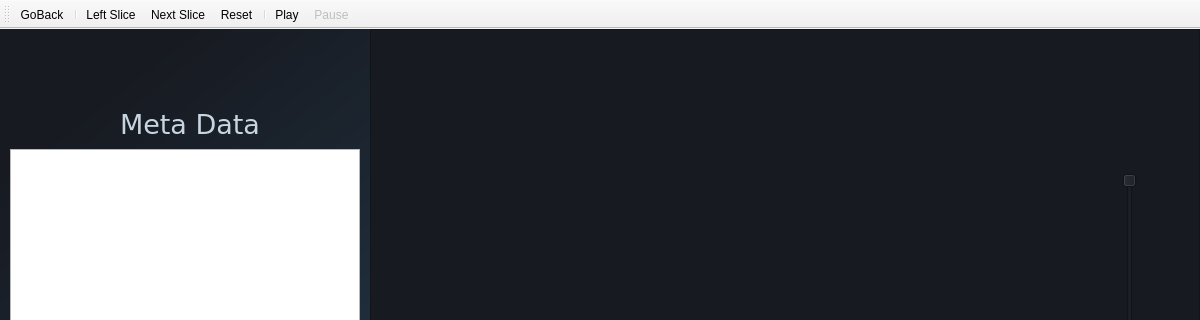
Se1f0/GUI-PFE-MASTER, file UI files/scanViwerScreen.ui: the form before one commit; both pictures show x 0 to 1200 and y 0 to 320 of the 1200 by 800 pixel window.
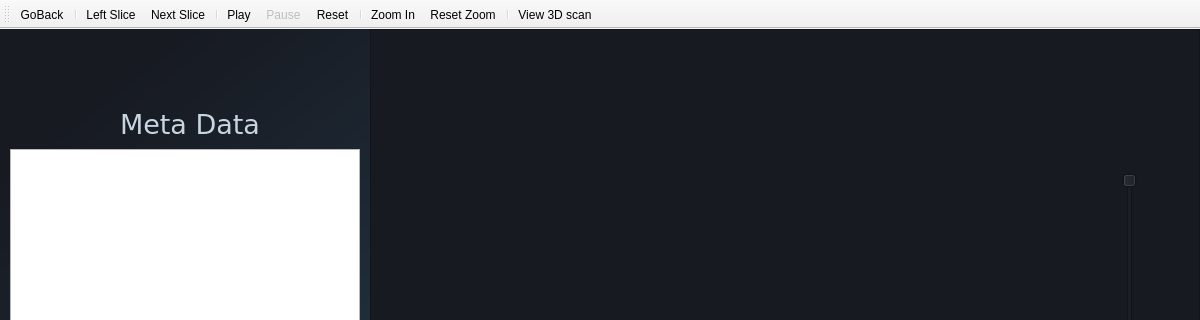
The form after the commit. Icons and pictures are not drawn.

Commit message: 3D viewer + toolbar actions

Diff of the .ui file:
```diff
--- a/UI files/scanViwerScreen.ui
+++ b/UI files/scanViwerScreen.ui
@@ -283,10 +283,15 @@
    <addaction name="separator"/>
    <addaction name="actionLeft_Slice"/>
    <addaction name="actionNext_Slice"/>
-   <addaction name="actionReset"/>
    <addaction name="separator"/>
    <addaction name="actionPlay"/>
    <addaction name="actionpause"/>
+   <addaction name="actionReset"/>
+   <addaction name="separator"/>
+   <addaction name="actionZoom_In"/>
+   <addaction name="actionReset_Zoom"/>
+   <addaction name="separator"/>
+   <addaction name="actionView_3D_scan"/>
   </widget>
   <action name="actionNext_Slice">
    <property name="icon">
@@ -423,6 +428,15 @@
     <string>Go back to the upload Screen</string>
    </property>
   </action>
+  <action name="actionView_3D_scan">
+   <property name="icon">
+    <iconset>
+     <normaloff>../assets/4236727.png</normaloff>../assets/4236727.png</iconset>
+   </property>
+   <property name="text">
+    <string>View 3D scan</string>
+   </property>
+  </action>
  </widget>
  <resources/>
  <connections/>
```
Left out of the diff: 24 changed lines with no effect on the pictures. The commit also changes 8 other files.
